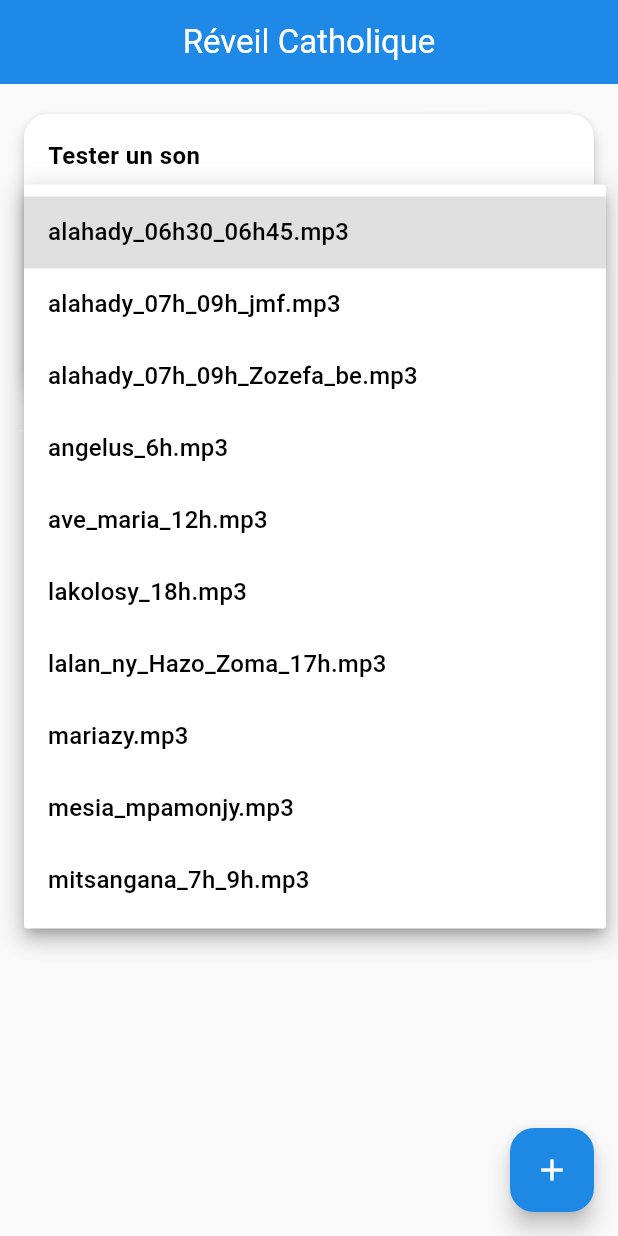
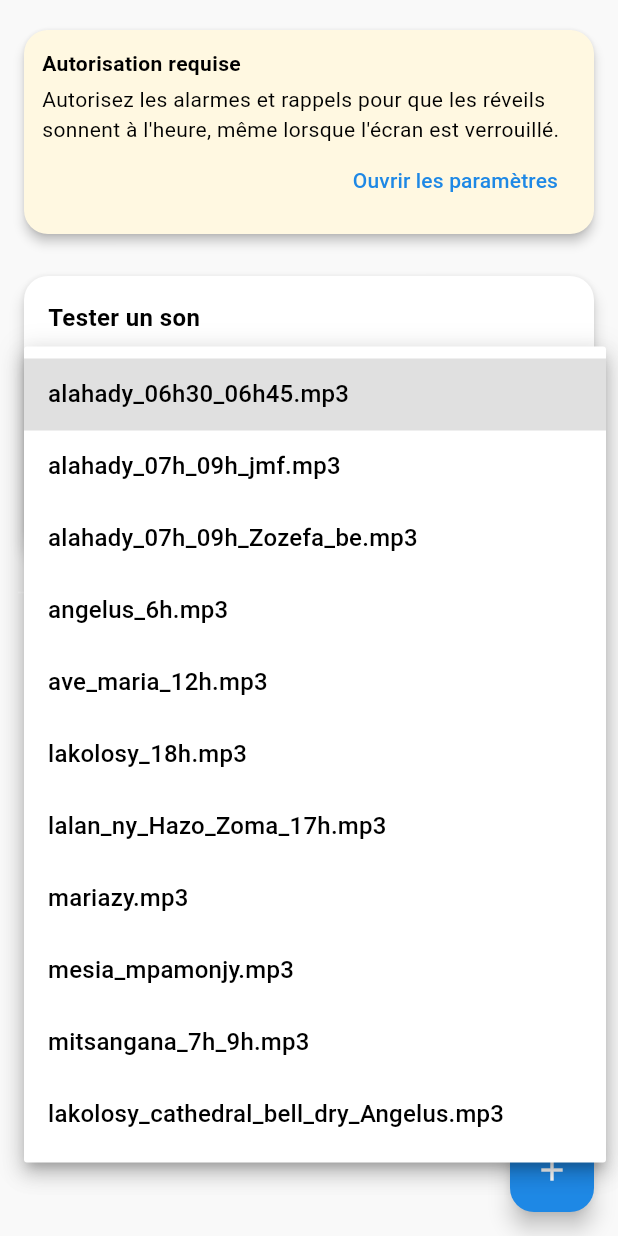
Before and after one commit to Muirama/alarm, a Flutter app: the screen it shows after launch, after a tap on "Choisir un son", on a phone screen of 412 x 824 dp. Run offline on Flutter 3.47's test engine with Material 3 defaults, Android fonts, the phone set to English and light mode, and no system bars; our stand-ins replace audioplayers, shared_preferences; missing offline and left inert: android_alarm_manager_plus.

Commit message:
New Song with fedora

```diff
--- a/lib/main.dart
+++ b/lib/main.dart
@@ -43,7 +43,7 @@ class AlarmApp extends StatelessWidget {
           backgroundColor: Color(0xFF1E88E5),
           foregroundColor: Colors.white,
         ),
-        cardTheme: CardTheme(
+        cardTheme: CardThemeData(
           shape: RoundedRectangleBorder(
             borderRadius: BorderRadius.circular(16),
           ),
--- a/lib/screens/home_screen.dart
+++ b/lib/screens/home_screen.dart
@@ -1,5 +1,6 @@
 import 'package:flutter/material.dart';
 import '../services/alarm_service.dart';
+import '../services/exact_alarm_permission.dart';
 import '../models/alarm_model.dart';
 import '../widgets/alarm_list_tile.dart';
 import '../widgets/sound_tester_card.dart';
@@ -12,8 +13,43 @@ class HomeScreen extends StatefulWidget {
   State<HomeScreen> createState() => _HomeScreenState();
 }
 
-class _HomeScreenState extends State<HomeScreen> {
+class _HomeScreenState extends State<HomeScreen> with WidgetsBindingObserver {
   final AlarmService _service = AlarmService();
+  bool _canScheduleExactAlarms = true;
+
+  @override
+  void initState() {
+    super.initState();
+    WidgetsBinding.instance.addObserver(this);
+    _refreshExactAlarmPermission();
+  }
+
+  @override
+  void dispose() {
+    WidgetsBinding.instance.removeObserver(this);
+    super.dispose();
+  }
+
+  @override
+  void didChangeAppLifecycleState(AppLifecycleState state) {
+    if (state == AppLifecycleState.resumed) _refreshExactAlarmPermission();
+  }
+
+  Future<void> _refreshExactAlarmPermission() async {
+    try {
+      final allowed = await ExactAlarmPermission.canSchedule();
+      if (!mounted) return;
+
+      final wasDenied = !_canScheduleExactAlarms;
+      setState(() => _canScheduleExactAlarms = allowed);
+      if (allowed && wasDenied) await _service.rescheduleActiveAlarms();
+    } catch (_) {
+      // L'interface reste utilisable ; le scheduler signalera toute erreur.
+    }
+  }
+
+  Future<void> _requestExactAlarmPermission() =>
+      ExactAlarmPermission.openSettings();
 
   // ─── Navigation ────────────────────────────
   Future<void> _openEditScreen([AlarmModel? alarm]) async {
@@ -28,7 +64,8 @@ class _HomeScreenState extends State<HomeScreen> {
   Future<void> _confirmDelete(AlarmModel alarm) async {
     final confirmed = await showDialog<bool>(
       context: context,
-      builder: (ctx) => AlertDialog(
+      builder:
+          (ctx) => AlertDialog(
             title: const Text('Supprimer cette alarme ?'),
             content: const Text('Cette action est irréversible.'),
             actions: [
@@ -38,8 +75,10 @@ class _HomeScreenState extends State<HomeScreen> {
               ),
               TextButton(
                 onPressed: () => Navigator.pop(ctx, true),
-            child: const Text('Supprimer',
-                style: TextStyle(color: Colors.red)),
+                child: const Text(
+                  'Supprimer',
+                  style: TextStyle(color: Colors.red),
+                ),
               ),
             ],
           ),
@@ -55,14 +94,14 @@ class _HomeScreenState extends State<HomeScreen> {
   @override
   Widget build(BuildContext context) {
     return Scaffold(
-      appBar: AppBar(
-        title: const Text('Réveil Catholique'),
-        centerTitle: true,
-      ),
       body: Padding(
         padding: const EdgeInsets.all(12),
         child: Column(
           children: [
+            if (!_canScheduleExactAlarms) ...[
+              _buildExactAlarmWarning(),
+              const SizedBox(height: 12),
+            ],
             const SoundTesterCard(),
             const SizedBox(height: 12),
             const Divider(),
@@ -77,6 +116,34 @@ class _HomeScreenState extends State<HomeScreen> {
       ),
     );
   }
+
+  Widget _buildExactAlarmWarning() => Card(
+    color: Colors.amber.shade50,
+    child: Padding(
+      padding: const EdgeInsets.all(12),
+      child: Column(
+        crossAxisAlignment: CrossAxisAlignment.start,
+        children: [
+          const Text(
+            'Autorisation requise',
+            style: TextStyle(fontWeight: FontWeight.bold),
+          ),
+          const SizedBox(height: 4),
+          const Text(
+            'Autorisez les alarmes et rappels pour que les réveils sonnent '
+            'à l\'heure, même lorsque l\'écran est verrouillé.',
+          ),
+          Align(
+            alignment: Alignment.centerRight,
+            child: TextButton(
+              onPressed: _requestExactAlarmPermission,
+              child: const Text('Ouvrir les paramètres'),
+            ),
+          ),
+        ],
+      ),
+    ),
+  );
 
   Widget _buildAlarmList() {
     if (_service.alarms.isEmpty) {
--- a/lib/services/alarm_service.dart
+++ b/lib/services/alarm_service.dart
@@ -27,7 +27,14 @@ class AlarmService {
     'assets/sounds/mariazy.mp3',
     'assets/sounds/mesia_mpamonjy.mp3',
     'assets/sounds/mitsangana_7h_9h.mp3',
+    'assets/sounds/lakolosy_cathedral_bell_dry_Angelus.mp3',
   ];
+
+  static const Map<String, String> _legacySoundPaths = {
+    'assets/sounds/Alahady_07h_09h_Zozefa_be.mp3':
+        'assets/sounds/alahady_07h_09h_Zozefa_be.mp3',
+    'assets/sounds/Mariazy.mp3': 'assets/sounds/mariazy.mp3',
+  };
 
   // ─── Audio ─────────────────────────────────
   Future<void> playSound(String path) => AlarmPlayer().play(path);
@@ -41,7 +48,12 @@ class AlarmService {
     final now = DateTime.now();
     bool needsSave = false;
 
-    for (final alarm in loaded) {
+    for (var alarm in loaded) {
+      final correctedPath = _legacySoundPaths[alarm.sound];
+      if (correctedPath != null) {
+        alarm = alarm.copyWith(sound: correctedPath);
+        needsSave = true;
+      }
       // Désactiver automatiquement les alarmes ponctuelles expirées
       if (alarm.isOneTime && alarm.date != null) {
         final alarmDateTime = DateTime(
@@ -63,9 +75,7 @@ class AlarmService {
 
       alarms.add(alarm);
 
-      if (alarm.isActive) {
-        await AlarmScheduler.schedule(alarm);
-      }
+      if (alarm.isActive) await _scheduleSafely(alarm);
     }
 
     if (needsSave) await AlarmStorage.saveAlarms(alarms);
@@ -78,6 +88,14 @@ class AlarmService {
     await AlarmStorage.saveAlarms(alarms);
     if (alarm.isActive) await AlarmScheduler.schedule(alarm);
     _log('✅ Alarme ajoutée: ${alarm.id}');
+  }
+
+  /// Reprogramme les alarmes enregistrées, notamment après le retour depuis
+  /// les paramètres d'autorisation Android.
+  Future<void> rescheduleActiveAlarms() async {
+    for (final alarm in alarms.where((alarm) => alarm.isActive)) {
+      await _scheduleSafely(alarm);
+    }
   }
 
   Future<void> updateAlarm(AlarmModel updated) async {
@@ -105,4 +123,14 @@ class AlarmService {
   }
 
   void _log(String msg) => print('[AlarmService] $msg');
+
+  Future<void> _scheduleSafely(AlarmModel alarm) async {
+    try {
+      await AlarmScheduler.schedule(alarm);
+    } catch (error) {
+      // Les alarmes restent enregistrées : elles seront reprogrammées lorsque
+      // l'utilisateur accordera l'autorisation puis reviendra dans l'app.
+      _log('⚠️ Planification impossible pour ${alarm.id}: $error');
+    }
+  }
 }
--- /dev/null
+++ b/lib/services/exact_alarm_permission.dart
@@ -0,0 +1,18 @@
+import 'package:flutter/services.dart';
+
+/// Accès à l'autorisation spéciale requise pour les alarmes exactes Android.
+///
+/// Android 12+ laisse l'utilisateur désactiver cet accès dans les paramètres
+/// système. Cette classe ne demande jamais une permission classique : elle
+/// ouvre l'écran système dédié.
+class ExactAlarmPermission {
+  ExactAlarmPermission._();
+
+  static const _channel = MethodChannel('alarm_fiangonana/exact_alarm');
+
+  static Future<bool> canSchedule() async =>
+      await _channel.invokeMethod<bool>('canSchedule') ?? false;
+
+  static Future<void> openSettings() =>
+      _channel.invokeMethod<void>('openSettings');
+}
--- a/lib/widgets/alarm_list_tile.dart
+++ b/lib/widgets/alarm_list_tile.dart
@@ -39,9 +39,7 @@ class AlarmListTile extends StatelessWidget {
         ),
         subtitle: Text(
           '${alarm.displayDescription}\n${alarm.soundLabel}',
-          style: TextStyle(
-            color: isActive ? Colors.black54 : Colors.grey[400],
-          ),
+          style: TextStyle(color: isActive ? Colors.black54 : Colors.grey[400]),
         ),
         isThreeLine: true,
         trailing: Row(
@@ -50,7 +48,7 @@ class AlarmListTile extends StatelessWidget {
             Switch(
               value: isActive,
               onChanged: onToggle,
-              activeColor: theme.colorScheme.primary,
+              activeThumbColor: theme.colorScheme.primary,
               inactiveThumbColor: Colors.grey.shade600,
               inactiveTrackColor: Colors.grey.shade300,
             ),
--- a/lib/widgets/sound_tester_card.dart
+++ b/lib/widgets/sound_tester_card.dart
@@ -33,8 +33,9 @@ class _SoundTesterCardState extends State<SoundTesterCard> {
             DropdownButtonFormField<String>(
               isExpanded: true,
               hint: const Text('Choisir un son'),
-              value: _selectedSound,
-              items: AlarmService.availableSounds.map((s) {
+              initialValue: _selectedSound,
+              items:
+                  AlarmService.availableSounds.map((s) {
                     return DropdownMenuItem(
                       value: s,
                       child: Text(
@@ -54,7 +55,8 @@ class _SoundTesterCardState extends State<SoundTesterCard> {
               mainAxisAlignment: MainAxisAlignment.center,
               children: [
                 ElevatedButton.icon(
-                  onPressed: _selectedSound == null
+                  onPressed:
+                      _selectedSound == null
                           ? null
                           : () => _service.playSound(_selectedSound!),
                   icon: const Icon(Icons.play_arrow),
```
Also changed, not shown: analysis_options.yaml (+9 -0 lines), lib/models/alarm_model.dart (+5 -9 lines), lib/screens/edit_alarm_screen.dart (+48 -31 lines), lib/services/alarm_callback.dart (+25 -15 lines), lib/services/alarm_player.dart (+14 -3 lines), lib/services/alarm_scheduler.dart (+28 -11 lines), lib/services/alarm_storage.dart (line endings or trailing spaces), pubspec.lock, 13 other files. Lines whose indentation alone changed are shown as unchanged.
